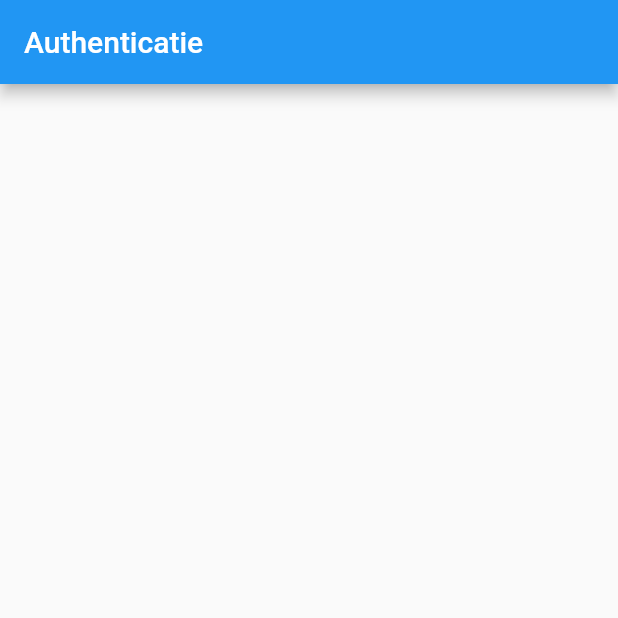
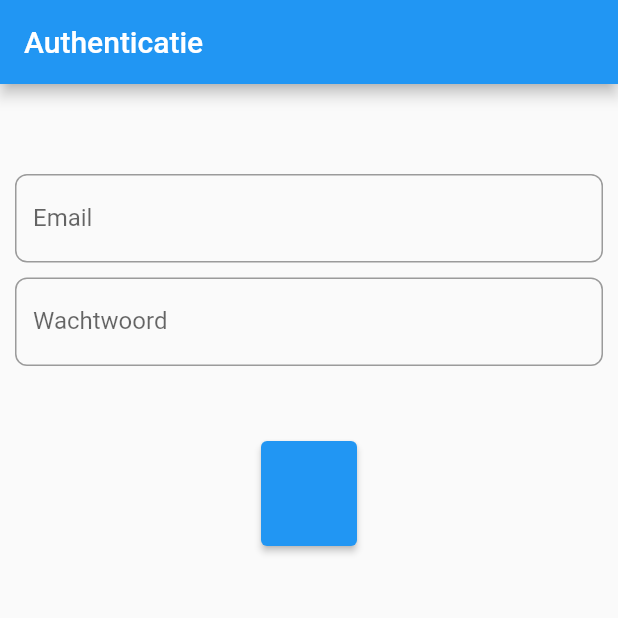
Before and after one commit to clementpeleman/susc, a Flutter app: the screen it shows after launch, on a phone screen of 412 x 824 dp, the top half of it. Run offline on Flutter 3.47's test engine with Material 2 defaults, Android fonts, the phone set to English and light mode, and no system bars; our stand-ins replace google_fonts.

Commit message:
second commit

```diff
--- a/lib/auth/authform.dart
+++ b/lib/auth/authform.dart
@@ -1,4 +1,5 @@
 import 'package:flutter/material.dart';
+import 'package:google_fonts/google_fonts.dart';
 
 class AuthForm extends StatefulWidget {
   const AuthForm({super.key});
@@ -8,11 +9,97 @@ class AuthForm extends StatefulWidget {
 }
 
 class _AuthformState extends State<AuthForm> {
+  final _formkey = GlobalKey<FormState>();
+  var _email = '';
+  var _password = '';
+  var _username = '';
+  bool isLoginPage = true;
+
   @override
   Widget build(BuildContext context) {
     return Container(
-      height: MediaQuery.of(context).size.height,
-      width: MediaQuery.of(context).size.width,
-    );
+        height: MediaQuery.of(context).size.height,
+        width: MediaQuery.of(context).size.width,
+        child: ListView(
+          children: [
+            Container(
+                padding: const EdgeInsets.only(left: 10, right: 10, top: 50),
+                child: Form(
+                  key: _formkey,
+                  child: Column(
+                    mainAxisAlignment: MainAxisAlignment.center,
+                    children: [
+                      if (!isLoginPage)
+                        TextFormField(
+                          keyboardType: TextInputType.emailAddress,
+                          key: const ValueKey('username'),
+                          validator: (value) {
+                            if (value!.isEmpty) {
+                              return 'Foute gebruikersnaam';
+                            }
+                            return null;
+                          },
+                          onSaved: (value) {
+                            _username = value!;
+                          },
+                          decoration: InputDecoration(
+                              border: OutlineInputBorder(
+                                  borderRadius: BorderRadius.circular(8.0),
+                                  borderSide: const BorderSide()),
+                              labelText: "Gebruikersnaam",
+                              labelStyle: GoogleFonts.roboto()),
+                        ),
+                      SizedBox(height: 10),
+                      TextFormField(
+                        keyboardType: TextInputType.emailAddress,
+                        key: const ValueKey('email'),
+                        validator: (value) {
+                          if (value!.isEmpty || !value.contains('@')) {
+                            return 'Foute email';
+                          }
+                          return null;
+                        },
+                        onSaved: (value) {
+                          _email = value!;
+                        },
+                        decoration: InputDecoration(
+                            border: OutlineInputBorder(
+                                borderRadius: BorderRadius.circular(8.0),
+                                borderSide: const BorderSide()),
+                            labelText: "Email",
+                            labelStyle: GoogleFonts.roboto()),
+                      ),
+                      SizedBox(height: 10),
+                      TextFormField(
+                        keyboardType: TextInputType.visiblePassword,
+                        key: const ValueKey('password'),
+                        validator: (value) {
+                          if (value!.isEmpty) {
+                            return 'Fout wachtwoord';
+                          }
+                          return null;
+                        },
+                        onSaved: (value) {
+                          _password = value!;
+                        },
+                        decoration: InputDecoration(
+                            border: OutlineInputBorder(
+                                borderRadius: BorderRadius.circular(8.0),
+                                borderSide: const BorderSide()),
+                            labelText: "Wachtwoord",
+                            labelStyle: GoogleFonts.roboto()),
+                      ),
+                      SizedBox(height: 50),
+                      Container(
+                          height: 70,
+                          child: ElevatedButton(
+                            onPressed: () {},
+                            child: null,
+                          ))
+                    ],
+                  ),
+                )),
+          ],
+        ));
   }
 }
--- a/pubspec.yaml
+++ b/pubspec.yaml
@@ -32,6 +32,7 @@ dependencies:
   flutter:
     sdk: flutter
   firebase_auth:
+  cloud_firestore: 0.13.4+2
   google_fonts:
 
   # The following adds the Cupertino Icons font to your application.
```
Also changed, not shown: pubspec.lock, 1 other file.
